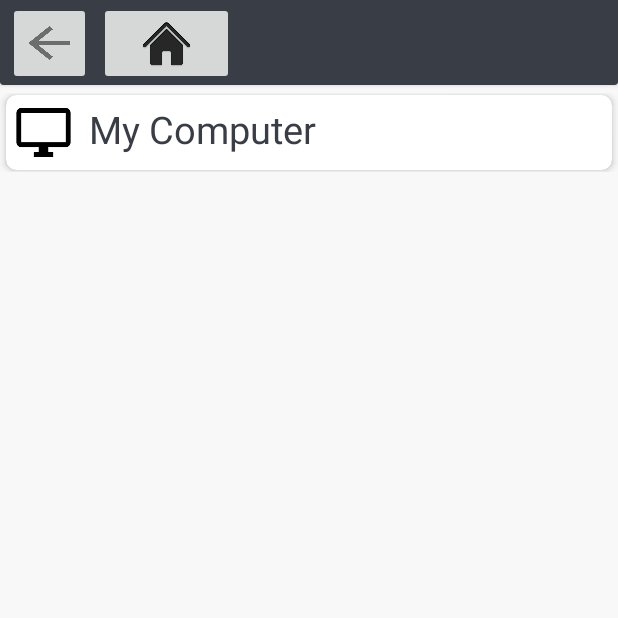
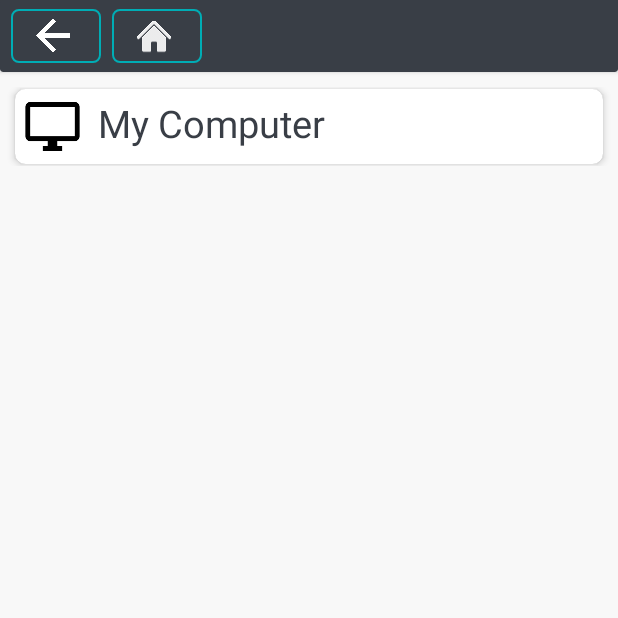
Before and after one commit to xremote/remotex-android, an Android app: the ExplorerActivity screen opened directly, with no data from a screen before it, on a phone screen of 412 x 824 dp, the top half of it. Run offline under Robolectric (Android 15) with nearby library versions, the phone set to English and light mode, and no system bars; 1 statement that could not run was skipped.

Commit message:
changed explorer button, changed splash timing incresed wait for connect

```diff
--- a/app/src/main/java/com/fiction/remotex/Connect.java
+++ b/app/src/main/java/com/fiction/remotex/Connect.java
@@ -54,7 +54,7 @@ public class Connect extends Activity {
         setContentView(R.layout.activity_connect);
         Log.i(TAG, "Exception list1: ");
         findConnectedDevices();
-        getFileStoragePermission();
+
     }
 
     @Override
@@ -62,13 +62,13 @@ public class Connect extends Activity {
 
         Intent i = new Intent(this,SocketService.class);
         bindService(i, serviceConnection, Context.BIND_AUTO_CREATE);
-
+        getFileStoragePermission();
         Log.e(this.getClass().toString(),"resumed");
         if (socketServiceObject!=null && socketServiceObject.isconnected()) {
             showMenu();
         }
 
-        // check after 500ms is device connected....
+        // check after 10ms is device connected....
         new Handler().postDelayed(new Runnable() {
             @Override
             public void run() {
@@ -80,7 +80,6 @@ public class Connect extends Activity {
                 }
             }
         }, 10);
-
 
         super.onResume();
     }
@@ -279,7 +278,7 @@ public class Connect extends Activity {
                     }
                 });
             }
-        }, 500);
+        }, 600);
     }
 
 
--- a/app/src/main/java/com/fiction/remotex/ExplorerActivity.java
+++ b/app/src/main/java/com/fiction/remotex/ExplorerActivity.java
@@ -21,6 +21,8 @@ import android.widget.ImageView;
 import android.widget.ListView;
 import android.widget.RelativeLayout;
 import android.widget.TextView;
+
+import com.google.android.material.button.MaterialButton;
 
 import java.io.IOException;
 import java.util.ArrayList;
@@ -50,7 +52,7 @@ public class ExplorerActivity extends Activity
         reset(); //reset path and show default my computer screen
         Log.i(TAG, "created");
 
-        ImageButton reset_b =(ImageButton)findViewById(R.id.Home);
+        MaterialButton reset_b =(MaterialButton)findViewById(R.id.Home);
         reset_b.setOnTouchListener(new View.OnTouchListener() {
             @Override
             public boolean onTouch(View v, MotionEvent event) {
@@ -64,12 +66,12 @@ public class ExplorerActivity extends Activity
                     reset();
                 }
 
-                return true;
+                return false;
             }
         });
 
 
-        ImageButton back_b =(ImageButton)findViewById(R.id.Back);
+        MaterialButton back_b =(MaterialButton)findViewById(R.id.Back);
         back_b.setOnTouchListener(new View.OnTouchListener() {
             @Override
             public boolean onTouch(View v, MotionEvent event) {
@@ -83,7 +85,7 @@ public class ExplorerActivity extends Activity
                     goback();
                 }
 
-                return true;
+                return false;
             }
         });
 
@@ -99,8 +101,6 @@ public class ExplorerActivity extends Activity
             public void onClick(DialogInterface dialog, int which) {
                 Log.e(this.getClass().toString(),"Close");
                 objectservice.downloadingfile=false;
-                pd.setTitle("Please Wait...");
-                pd.setMessage("Downloading to Storage/Download/Remote Devices/");
 
             }
         });
@@ -316,6 +316,8 @@ public class ExplorerActivity extends Activity
         // Log.i(TAG, "5&2" + path);
         objectservice.sendMessage("&2" + path);
         Log.i(TAG,"send start2");
+        pd.setTitle("Please Wait...");
+        pd.setMessage("Downloading to Storage/Download/Remote Devices/");
         pd.show();
         objectservice.percentdownloaded = 0;
         Log.i(TAG,"send start3");
--- a/app/src/main/java/com/fiction/remotex/SocketService.java
+++ b/app/src/main/java/com/fiction/remotex/SocketService.java
@@ -220,11 +220,12 @@ public class SocketService extends Service {
         int flg=0;
         if(totalbytes>0) {
             int unitpercent = totalbytes / 100;
-            socket.setSoTimeout(2000);
+            //socket.setSoTimeout(2000);
             try {
                 while (recievedl < totalbytes && (length = is.read(buffer, 0, buffer.length)) > 0) {
 
                     if(!downloadingfile && flg==0){
+                        socket.setSoTimeout(500);
                         android.os.SystemClock.sleep(3000);
                         flg=1;
                     }
@@ -352,7 +353,7 @@ public boolean checkasc(String line){
     public boolean isconnected()
     {
         try{
-            if(socket==null || !socket.isConnected() || out == null || out.checkError())
+            if(socket==null || !socket.isConnected())
                 return false;
             else
                 return true;
--- a/app/src/main/java/com/fiction/remotex/SplashScreen.java
+++ b/app/src/main/java/com/fiction/remotex/SplashScreen.java
@@ -12,7 +12,7 @@ import android.widget.TextView;
 
 public class SplashScreen extends Activity {
 
-    private final int SPLASH_DISPLAY_TIME = 1000;
+    private final int SPLASH_DISPLAY_TIME = 700;
 
     @Override
     protected void onCreate(Bundle savedInstanceState) {
--- a/app/src/main/res/layout/activity_explorer.xml
+++ b/app/src/main/res/layout/activity_explorer.xml
@@ -41,25 +41,35 @@
         <LinearLayout
             android:layout_width="match_parent"
             android:layout_height="wrap_content">
+            <com.google.android.material.button.MaterialButton
+                android:id="@+id/Back"
+                style="@style/Widget.MaterialComponents.Button.OutlinedButton"
+                android:layout_width="60dp"
+                android:layout_height="wrap_content"
+                app:icon="@drawable/back"
+                android:textColor="@color/colorWhite"
+                app:cornerRadius="5dp"
+                app:iconTint="@color/colorWhite"
+                app:strokeColor="@color/colorAccent"
+                app:iconGravity="textStart"
+                app:iconSize="25dp"
+                android:layout_marginLeft="7dp"
+                />
 
-            <ImageButton
-                android:layout_width="55dp"
-                android:layout_height="55dp"
-                android:id="@+id/Back"
-                android:scaleType="fitCenter"
-                android:src="@drawable/back"
-                android:layout_marginLeft="5dp"
-                android:layout_marginTop="1dp" />
-
-            <ImageButton
-                android:layout_width="90dp"
-                android:layout_height="55dp"
+            <com.google.android.material.button.MaterialButton
                 android:id="@+id/Home"
-                android:scaleType="fitCenter"
-                android:src="@drawable/home"
-
-                android:layout_marginLeft="5dp"
-                android:layout_marginTop="1dp" />
+                style="@style/Widget.MaterialComponents.Button.OutlinedButton"
+                android:layout_width="60dp"
+                android:layout_height="wrap_content"
+                app:icon="@drawable/home"
+                android:layout_marginLeft="7dp"
+                android:textColor="@color/colorWhite"
+                app:cornerRadius="5dp"
+                app:iconTint="@color/colorWhite"
+                app:strokeColor="@color/colorAccent"
+                app:iconGravity="textStart"
+                app:iconSize="25dp"
+                />
 
         </LinearLayout>
 
@@ -77,7 +87,7 @@
         android:scrollingCache="false"
         android:longClickable="false"
         android:textAlignment="center"
-        android:layout_marginTop="5dp"
+        android:layout_marginTop="10dp"
         android:textFilterEnabled="false"
         android:touchscreenBlocksFocus="false"
         tools:listitem="@android:layout/simple_list_item_1"
--- a/app/src/main/res/layout/content.xml
+++ b/app/src/main/res/layout/content.xml
@@ -12,13 +12,12 @@
         android:layout_width="match_parent"
         android:layout_height="wrap_content"
         android:elevation="4dp"
-
         app:cardBackgroundColor="@color/colorWhite"
         app:cardCornerRadius="7dp"
         app:cardElevation="3dp"
         app:cardMaxElevation="15dp"
         app:cardPreventCornerOverlap="true"
-        android:layout_marginHorizontal="4dp"
+        android:layout_marginHorizontal="10dp"
         android:layout_marginVertical="1dp"
 
         >
```
